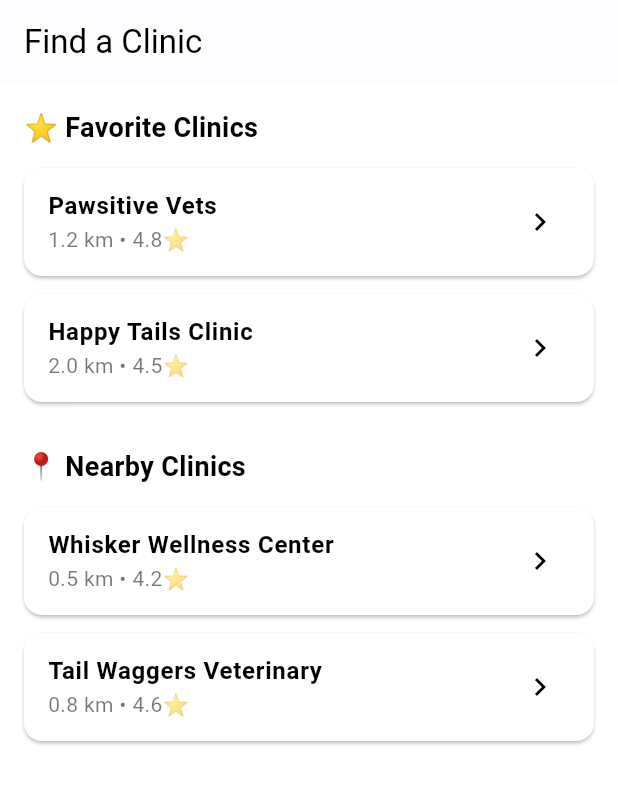
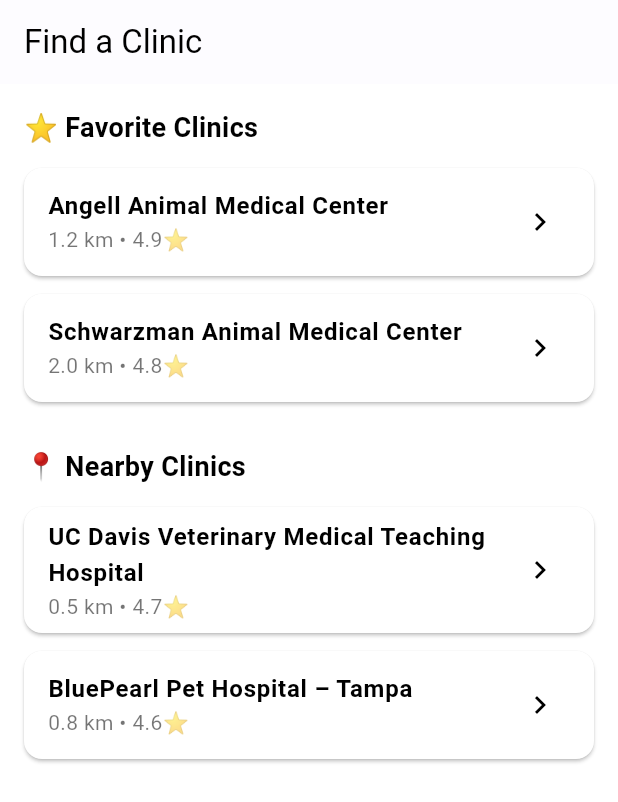
Before and after one commit to PetWiseOrg/PetWise, a Flutter app: the FindClinicPage screen opened by its route, on a phone screen of 412 x 824 dp. Shown: the top 802 px of the screen. Run offline on Flutter 3.47's test engine with Material 3 defaults, Android fonts, the phone set to English and light mode, and no system bars; our stand-ins replace confetti, geocoding, go_router, google_maps_flutter, image_picker, pocketbase and 1 more; accounts and stored records are empty.

Commit message:
Replaced with Real Vet Clinics + Minor Changes
Need their real addresses for making maps, and minor

```diff
--- a/petwise/lib/ui/ui_pet_owner/pages/edit_owner_page.dart
+++ b/petwise/lib/ui/ui_pet_owner/pages/edit_owner_page.dart
@@ -3,8 +3,6 @@ import 'dart:io';
 import 'package:flutter/material.dart';
 import 'package:go_router/go_router.dart';
 import 'package:image_picker/image_picker.dart';
-import 'package:petwise/data/models/pet_user.dart';
-import 'package:petwise/data/models/user.dart';
 import 'package:petwise/data/providers/pet_user_provider.dart';
 import 'package:petwise/data/providers/user_provider.dart';
 import 'package:provider/provider.dart';
--- a/petwise/lib/ui/ui_pet_owner/pages/find_clinic_page.dart
+++ b/petwise/lib/ui/ui_pet_owner/pages/find_clinic_page.dart
@@ -9,37 +9,38 @@ class FindClinicPage extends StatelessWidget {
   Widget build(BuildContext context) {
     final favoriteClinics = [
       {
-        'name': 'Pawsitive Vets',
+        'name': 'Angell Animal Medical Center',
         'distance': 1.2,
-        'rating': 4.8,
-        'description': 'Compassionate care for your furry friends. Specializing in small pets and exotic animals.',
-        'address': '101 Pet Avenue, Pet City',
+        'rating': 4.9,
+        'description': 'A nonprofit veterinary hospital in Boston offering 24/7 emergency and specialty care.',
+        'address': '350 S Huntington Ave, Boston, MA 02130',
       },
       {
-        'name': 'Happy Tails Clinic',
+        'name': 'Schwarzman Animal Medical Center',
         'distance': 2.0,
-        'rating': 4.5,
-        'description': 'Friendly staff and top-notch veterinary services for all types of pets.',
-        'address': '500 Tail Waggers Rd, Pet City',
+        'rating': 4.8,
+        'description': 'The world’s largest nonprofit animal hospital, providing comprehensive care in NYC.',
+        'address': '510 E 62nd St, New York, NY 10065',
       },
     ];
 
     final nearbyClinics = [
       {
-        'name': 'Whisker Wellness Center',
+        'name': 'UC Davis Veterinary Medical Teaching Hospital',
         'distance': 0.5,
-        'rating': 4.2,
-        'description': 'Expert veterinary services with a personal touch. Emergency services available.',
-        'address': '12 Whisker Lane, Pet City',
+        'rating': 4.7,
+        'description': 'A leading veterinary teaching hospital offering advanced care and training.',
+        'address': '1 Garrod Dr, Davis, CA 95616',
       },
       {
-        'name': 'Tail Waggers Veterinary',
+        'name': 'BluePearl Pet Hospital – Tampa',
         'distance': 0.8,
         'rating': 4.6,
-        'description': 'Affordable wellness plans and dental care for dogs and cats.',
-        'address': '800 Bark Blvd, Pet City',
+        'description': 'A specialty and emergency pet hospital providing advanced veterinary services.',
+        'address': '3000 Busch Lake Blvd, Tampa, FL 33614',
       },
     ];
+
 
     nearbyClinics.sort((a, b) =>
       (a['distance'] as double).compareTo(b['distance'] as double));
--- a/petwise/pubspec.yaml
+++ b/petwise/pubspec.yaml
@@ -37,7 +37,7 @@ dependencies:
   cupertino_icons: ^1.0.8
   flutter_riverpod: ^2.5.1
   riverpod_annotation: ^2.3.5
-  go_router: ^14.2.8
+  go_router: ^15.0.0
   flutter_dotenv: ^5.1.0
   pocketbase: ^0.22.0
   provider: ^6.1.2
@@ -47,8 +47,7 @@ dependencies:
   http: ^1.2.2
   intl: ^0.20.2
   google_maps_flutter: ^2.5.0
-  geocoding: ^2.1.0
-  flutter_google_street_view: ^1.0.2
+  geocoding: ^3.0.0
 
 dev_dependencies:
   flutter_test:
```
Also changed, not shown: petwise/lib/ui/common_widgets/map_with_markers.dart (+14 -7 lines).
